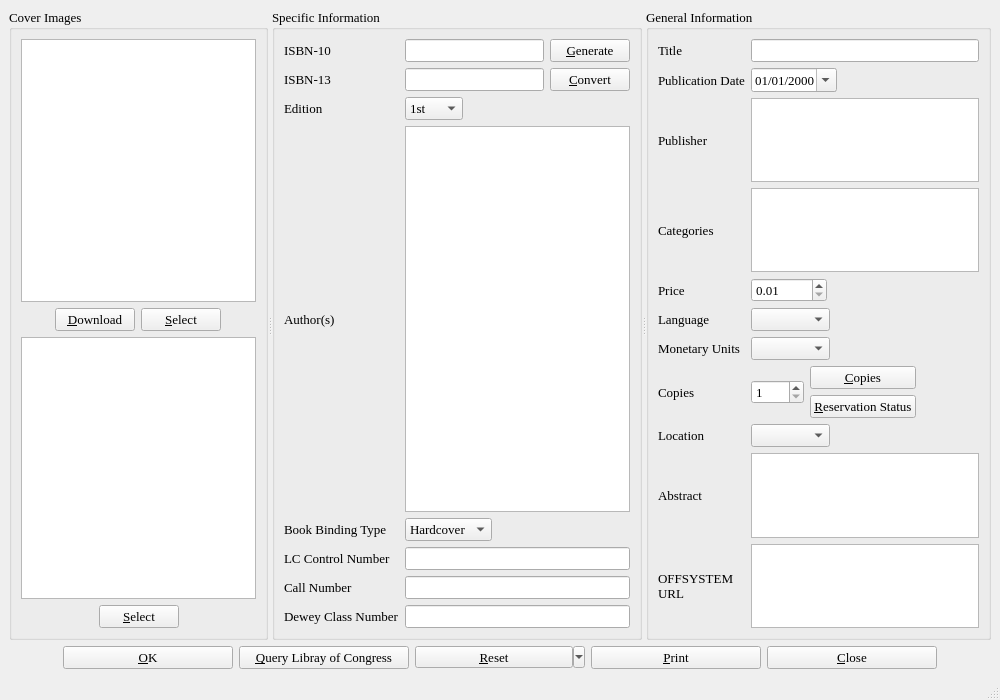
The window that bookinfo.ui (textbrowser/biblioteq) describes before a commit, drawn with Qt 5.
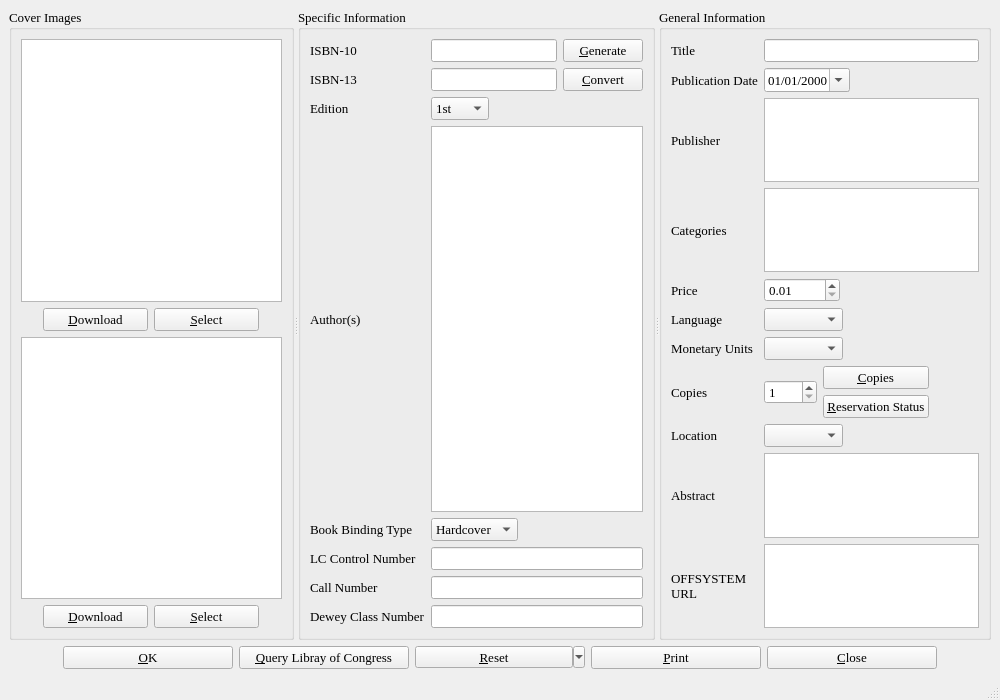
The same window after the commit. Icons and pictures are not drawn. Custom widgets are drawn as their Qt base class.

Commit message: Version 6.08 is now ready. Using status bars instead of dialogs.

The edit to the form file:
```diff
--- a/bookinfo.ui
+++ b/bookinfo.ui
@@ -66,6 +66,12 @@
           </item>
           <item>
            <widget class="QPushButton" name="dwnldFront" >
+            <property name="minimumSize" >
+             <size>
+              <width>105</width>
+              <height>0</height>
+             </size>
+            </property>
             <property name="text" >
              <string>&amp;Download</string>
             </property>
@@ -73,6 +79,12 @@
           </item>
           <item>
            <widget class="QPushButton" name="frontButton" >
+            <property name="minimumSize" >
+             <size>
+              <width>105</width>
+              <height>0</height>
+             </size>
+            </property>
             <property name="text" >
              <string>&amp;Select</string>
             </property>
@@ -121,8 +133,27 @@
             </property>
            </spacer>
           </item>
+          <item>
+           <widget class="QPushButton" name="dwnldBack" >
+            <property name="minimumSize" >
+             <size>
+              <width>105</width>
+              <height>0</height>
+             </size>
+            </property>
+            <property name="text" >
+             <string>&amp;Download</string>
+            </property>
+           </widget>
+          </item>
           <item>
            <widget class="QPushButton" name="backButton" >
+            <property name="minimumSize" >
+             <size>
+              <width>105</width>
+              <height>0</height>
+             </size>
+            </property>
             <property name="text" >
              <string>&amp;Select</string>
             </property>
```
Left out of the diff: 57 changed lines with no effect on the pictures. The commit also changes 2 other files.
